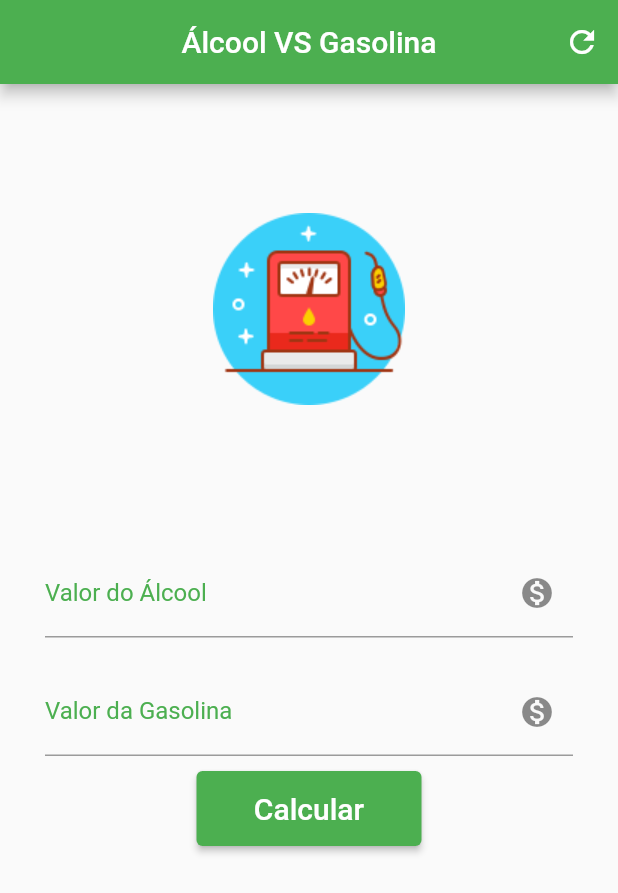
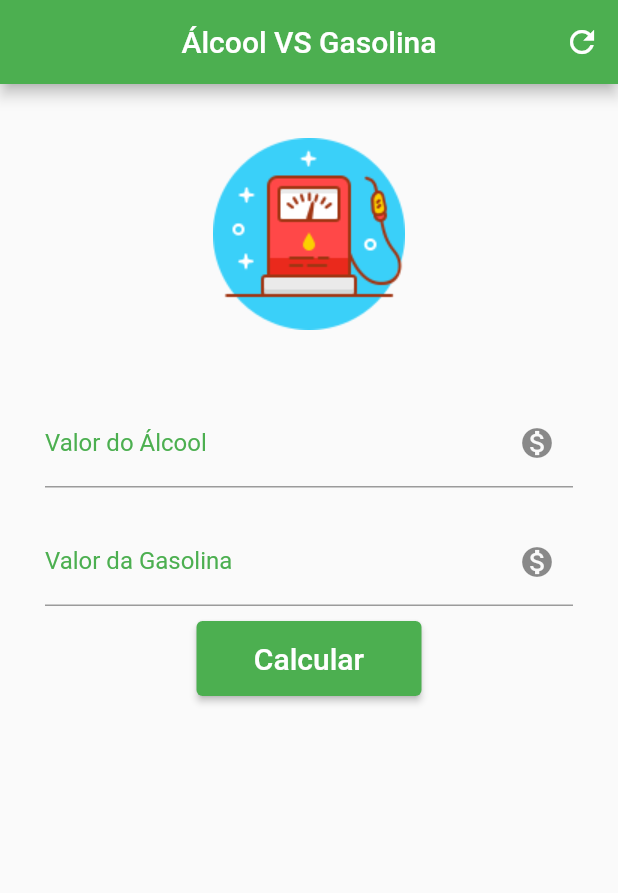
Before and after one commit to brunobatistabbf/alcool_gas, a Flutter app: the screen it shows after launch, on a phone screen of 412 x 824 dp. Shown: the top 893 px of the screen. Run offline on Flutter 3.47's test engine with Material 2 defaults, Android fonts, the phone set to English and light mode, and no system bars.

Commit message:
image height correction

```diff
--- a/lib/main.dart
+++ b/lib/main.dart
@@ -15,8 +15,8 @@ class MyApp extends StatelessWidget {
       theme: ThemeData(
         primaryColor: Colors.green,
       ),
+      home: MyHomePage(),
       debugShowCheckedModeBanner: false,
-      home: MyHomePage(),
     );
   }
 }
--- a/lib/my_home_page.dart
+++ b/lib/my_home_page.dart
@@ -39,8 +39,8 @@ class _MyHomePageState extends State<MyHomePage> {
             children: [
               Container(
                 child: Container(
-                  width: 300,
-                  height: 300,
+                  width: 200,
+                  height: 200,
                   child: const Image(
                     image: AssetImage("images/defaul_image.png"),
                   ),
```
